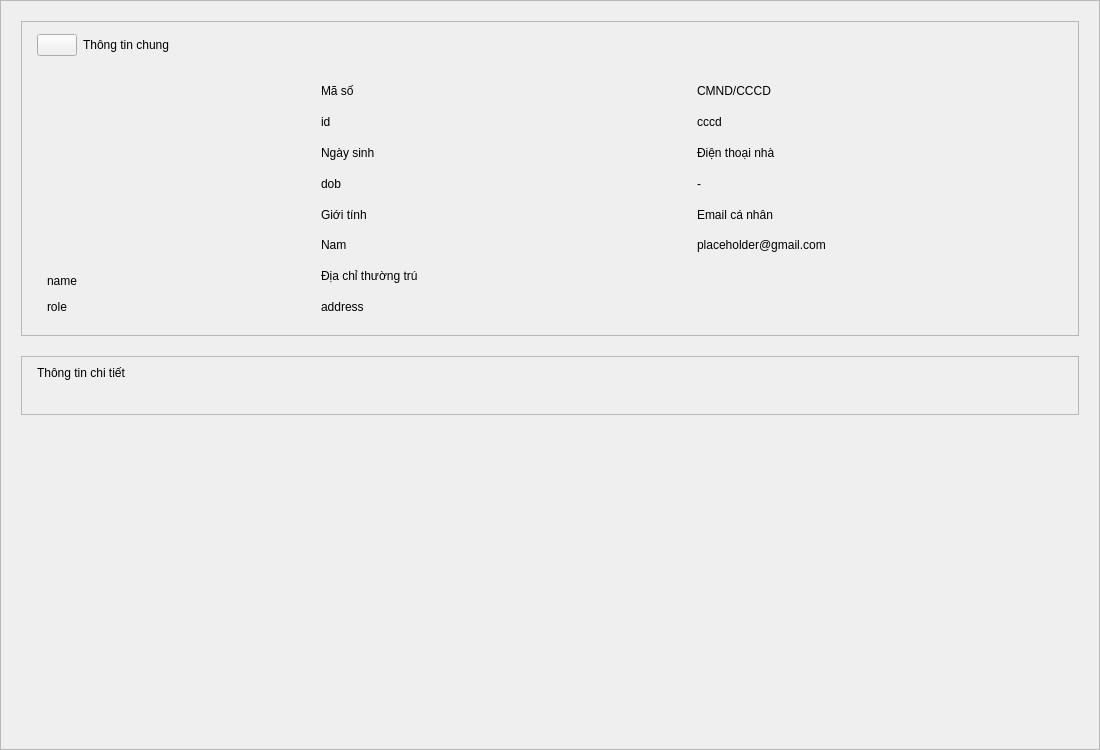
Above: src/view/Profile_View.ui from vttaan/OOP---Management-Application-Project before the change. Below: the same form after it.
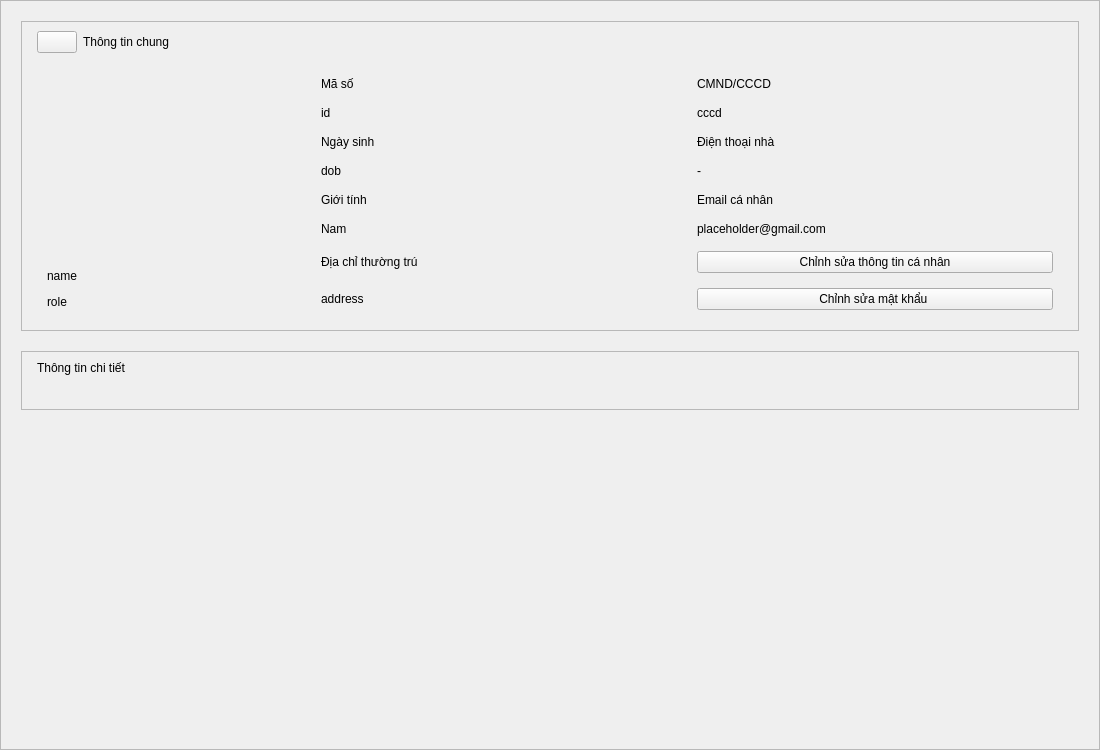
That is the form after the change.

Commit message: Switch from User* to Session_Manager* in control and view classes

```diff
--- a/src/view/Profile_View.ui
+++ b/src/view/Profile_View.ui
@@ -64,7 +64,7 @@
          <property name="frameShape">
           <enum>QFrame::Shape::StyledPanel</enum>
          </property>
-         <layout class="QVBoxLayout" name="cardGeneralLayout" stretch="1,5">
+         <layout class="QVBoxLayout" name="cardGeneralLayout">
           <property name="spacing">
            <number>15</number>
           </property>
@@ -320,6 +320,23 @@
                 </property>
                </widget>
               </item>
+              <item row="6" column="1">
+               <widget class="QPushButton" name="btnEditInfo">
+                <property name="text">
+                 <string>Chỉnh sửa thông tin cá nhân</string>
+                </property>
+                <property name="checkable">
+                 <bool>true</bool>
+                </property>
+               </widget>
+              </item>
+              <item row="7" column="1">
+               <widget class="QPushButton" name="btnEditPassword">
+                <property name="text">
+                 <string>Chỉnh sửa mật khẩu </string>
+                </property>
+               </widget>
+              </item>
              </layout>
             </item>
            </layout>
```
The commit also changes 27 other files.
